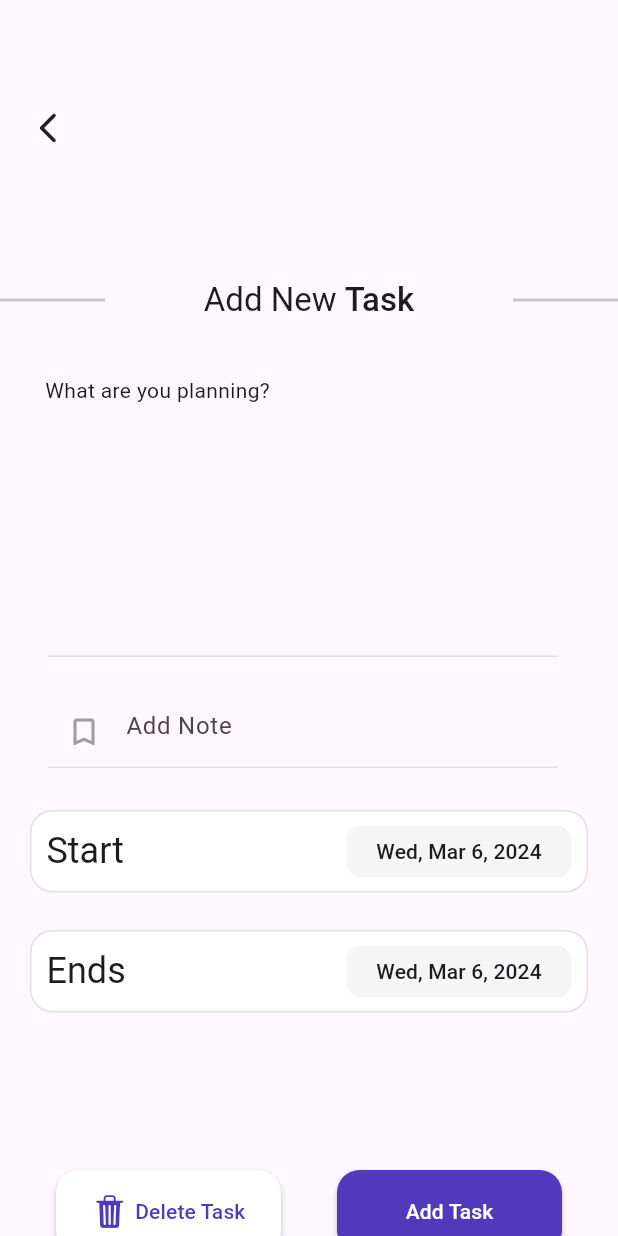
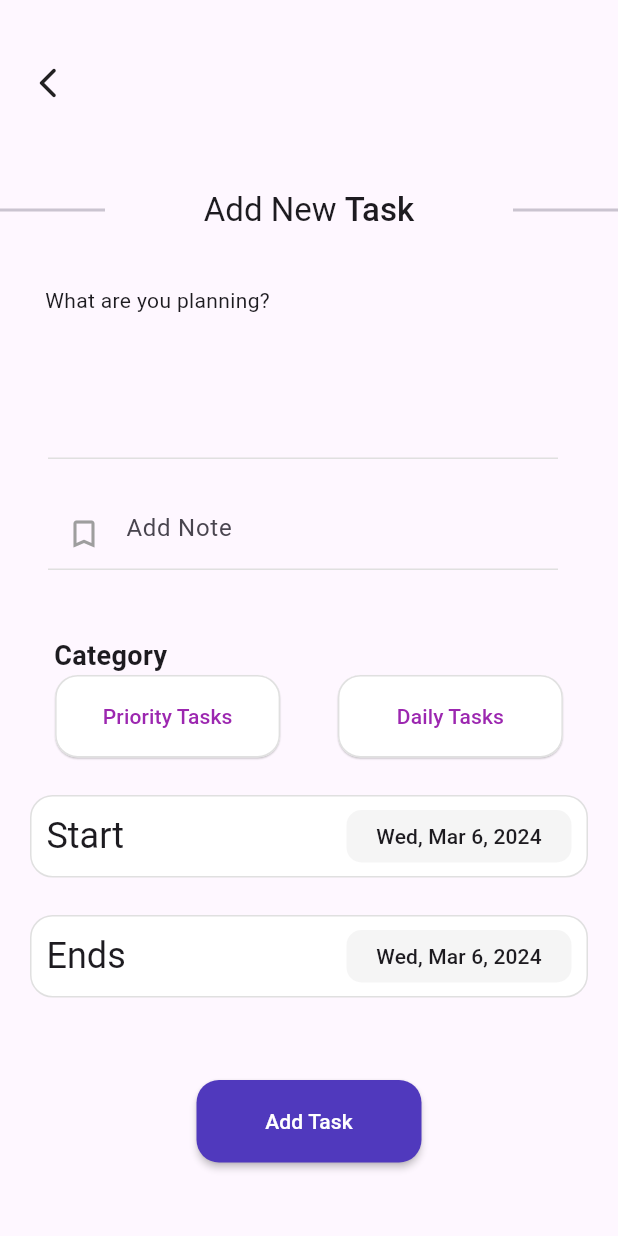
Before and after one commit to Gyan-Bano/BISMILAH-MOBDEV-RISTEK, a Flutter app: the screen it shows after launch, after a tap on the "add" icon, on a phone screen of 412 x 824 dp. Run offline on Flutter 3.47's test engine with Material 3 defaults, Android fonts, the phone set to English and light mode, and no system bars; our stand-ins replace animate_do, flutter_slidable, flutter_slider_drawer, hive, hive_flutter; missing offline and left inert: flutter_cupertino_date_picker_fork; accounts and stored records are empty.

Commit message:
mostly done

```diff
--- a/lib/pages/home/home_page.dart
+++ b/lib/pages/home/home_page.dart
@@ -3,7 +3,7 @@ import 'package:flutter/cupertino.dart';
 import 'package:flutter/material.dart';
 import 'package:flutter/widgets.dart';
 import 'package:flutter_slider_drawer/flutter_slider_drawer.dart';
-import 'package:todo_app/data/database.dart';
+import 'package:todo_app/main.dart';
 import 'package:todo_app/models/hive_task.dart';
 import 'package:todo_app/pages/home/home_page_appbar.dart';
 import 'package:todo_app/pages/drawer/slider_drawer.dart';
@@ -22,66 +22,39 @@ class MyHomePage extends StatefulWidget {
 
 class _MyHomePageState extends State<MyHomePage> {
   GlobalKey<SliderDrawerState> drawerKey = GlobalKey<SliderDrawerState>();
-  final List<int> testing = [222];
 
-  // reference the hive box
-  // final _myBox = Hive.box('mybox');
-  // ToDoDatabase db = ToDoDatabase();
+  // check value of circle indicator
+  dynamic valueOfIndicator(List<hiveTask> task) {
+    if (task.isNotEmpty) {
+      return task.length;
+    } else {
+      return 3;
+    }
+  }
 
-  // @override
-  // void initState() {
-  //   // TODO: implement initState
-  //   if (_myBox.get("TODOLIST") == null) {
-  //     db.toDoList = [];
-  //   } else {
-  //     db.loadData();
-  //   }
-  //   super.initState();
-  // }
-
-  // // text controller
-  // final _controller = TextEditingController();
-
-  // void checkBoxChanged(bool? value, int index) {
-  //   setState(() {
-  //     db.toDoList[index][1] = !db.toDoList[index][1];
-  //   });
-  //   db.updateDataBase();
-  // }
-
-  // void saveNewTask() {
-  //   setState(() {
-  //     db.toDoList.add([_controller.text, false]);
-  //     _controller.clear();
-  //   });
-  //   Navigator.of(context).pop();
-  //   db.updateDataBase();
-  // }
-
-  // void createNewTask() {
-  //   showDialog(
-  //     context: context,
-  //     builder: (context) {
-  //       return DialogBox(
-  //         controller: _controller,
-  //         onSave: saveNewTask,
-  //         onCancel: () => Navigator.of(context).pop(),
-  //       );
-  //     },
-  //   );
-  //   db.updateDataBase();
-  // }
-
-  // void deleteTask(int index) {
-  //   setState(() {
-  //     db.toDoList.removeAt(index);
-  //   });
-  //   db.updateDataBase();
-  // }
+  // check done tasks
+  int checkDoneTask(List<hiveTask> tasks) {
+    int i = 0;
+    for (hiveTask doneTask in tasks) {
+      if (doneTask.isCompleted) {
+        i++;
+      }
+    }
+    return i;
+  }
 
   @override
   Widget build(BuildContext context) {
     TextTheme textTheme = Theme.of(context).textTheme;
+
+    final base = BaseWidget.of(context);
+
+    return ValueListenableBuilder(
+      valueListenable: base.dataStore.listenToTask(),
+      builder: (ctx, Box<hiveTask> box, Widget? child) {
+        var tasks = box.values.toList();
+
+        tasks.sort((a, b) => a.endAtDate.compareTo(b.endAtDate));
         return Scaffold(
           backgroundColor: Colors.white,
           // floating action button
@@ -90,7 +63,11 @@ class _MyHomePageState extends State<MyHomePage> {
               Navigator.push(
                 context,
                 CupertinoPageRoute(
-              builder: (_) => const TaskView(titleTaskController: null, descriptionTaskController: null, task: null,),
+                  builder: (_) => const TaskView(
+                    titleTaskController: null,
+                    descriptionTaskController: null,
+                    task: null,
+                  ),
                 ),
               );
             },
@@ -121,9 +98,11 @@ class _MyHomePageState extends State<MyHomePage> {
 
             // drawer
             slider: CustomDrawer(),
+
             appBar: HomeAppBar(
               drawerKey: drawerKey,
             ),
+
             child: SizedBox(
               width: double.infinity,
               height: double.infinity,
@@ -141,12 +120,14 @@ class _MyHomePageState extends State<MyHomePage> {
                           width: 30,
                           height: 30,
                           child: CircularProgressIndicator(
-                          value: 1 / 3,
+                            value:
+                                checkDoneTask(tasks) / valueOfIndicator(tasks),
                             backgroundColor: Colors.grey,
                             valueColor: AlwaysStoppedAnimation(
                               Theme.of(context).primaryColor,
                             ),
-                        )),
+                          ),
+                        ),
                         // space
                         SizedBox(width: 25),
 
@@ -162,7 +143,7 @@ class _MyHomePageState extends State<MyHomePage> {
                             ),
                             SizedBox(height: 3),
                             Text(
-                          "1 of 3 task",
+                              "${checkDoneTask(tasks)} of ${tasks.length} task",
                               style: textTheme.titleMedium,
                             )
                           ],
@@ -182,16 +163,21 @@ class _MyHomePageState extends State<MyHomePage> {
 
                   // tasks
                   Expanded(
-                child: testing.isNotEmpty
+                    child: tasks.isNotEmpty
                         ? ListView.builder(
-                        itemCount: testing.length,
+                            itemCount: tasks.length,
                             scrollDirection: Axis.vertical,
                             itemBuilder: (context, index) {
+                              // get single task for showing in list
+                              var task = tasks[index];
                               return Dismissible(
                                   direction: DismissDirection.horizontal,
-                              onDismissed: (direction) {
+                                  key: Key(task.id.toString()),
+                                  onDismissed: (_) {
+                                     base.dataStore.deleteTask(task: task).then((_) {
                                       setState(() {
-                                  testing.removeAt(index);
+                                        tasks.removeAt(index);
+                                      });
                                     });
                                   },
                                   background: const Row(
@@ -210,17 +196,9 @@ class _MyHomePageState extends State<MyHomePage> {
                                       )
                                     ],
                                   ),
-                              key: Key(
-                                index.toString(),
-                              ),
+
                                   child: TaskWidget(
-                                task: hiveTask(
-                                  id: "1",
-                                  title: "Home Task",
-                                  subTitle: "Cleaning the room",
-                                  startAtDate: DateTime.now(),
-                                  endAtDate: DateTime.now(),
-                                  isCompleted: false),
+                                    task: task,
                                   ));
                             })
                         : Column(
@@ -238,5 +216,7 @@ class _MyHomePageState extends State<MyHomePage> {
             ),
           ),
         );
+      },
+    );
   }
 }
--- a/lib/pages/home/home_page_appbar.dart
+++ b/lib/pages/home/home_page_appbar.dart
@@ -1,6 +1,7 @@
 import 'package:flutter/cupertino.dart';
 import 'package:flutter/material.dart';
 import 'package:flutter_slider_drawer/flutter_slider_drawer.dart';
+import 'package:todo_app/main.dart';
 
 class HomeAppBar extends StatefulWidget {
   const HomeAppBar({super.key, required this.drawerKey});
@@ -18,8 +19,8 @@ class _HomeAppBarState extends State<HomeAppBar>
 
   @override
   void initState() {
-    animatecontroller =
-        AnimationController(vsync: this, duration: const Duration(milliseconds: 300));
+    animatecontroller = AnimationController(
+        vsync: this, duration: const Duration(milliseconds: 300));
     super.initState();
   }
 
@@ -45,6 +46,7 @@ class _HomeAppBarState extends State<HomeAppBar>
 
   @override
   Widget build(BuildContext context) {
+    var base = BaseWidget.of(context).dataStore.box;
     return SizedBox(
       width: double.infinity,
       height: 130,
@@ -71,7 +73,9 @@ class _HomeAppBarState extends State<HomeAppBar>
               padding: const EdgeInsets.only(left: 20),
               child: IconButton(
                   onPressed: () {
-                    // we need move all
+                    // delete all
+                    // base.isEmpty ? null :
+                    BaseWidget.of(context).dataStore.box.clear();
                   },
                   icon: const Icon(
                     CupertinoIcons.trash_fill,
--- a/lib/pages/tasks_detail/rep_textfield.dart
+++ b/lib/pages/tasks_detail/rep_textfield.dart
@@ -23,7 +23,7 @@ class RepTextField extends StatelessWidget {
       child: ListTile(
         title: TextFormField(
           controller: controller,
-          maxLines: !isForDescription ? 6 : null,
+          maxLines: !isForDescription ? 3 : null,
           cursorHeight: !isForDescription ? 60 : null,
           style: TextStyle(
             color: Colors.black,
--- a/lib/pages/tasks_detail/task_view.dart
+++ b/lib/pages/tasks_detail/task_view.dart
@@ -30,6 +30,7 @@ class _TaskViewState extends State<TaskView> {
   var subTitle;
   DateTime? startDate;
   DateTime? endDate;
+  String? selectedCategory;
 
   // show selected date as string format
   String showStartDate(DateTime? date) {
@@ -92,22 +93,23 @@ class _TaskViewState extends State<TaskView> {
 
   // function for creating and updating task
   dynamic isAlreadyExsistUpdateOtherwiseCreate() {
-    // update current task
-    if (widget.titleTaskController?.text != null &&
-        widget.descriptionTaskController?.text != null) {
     try {
-        widget.titleTaskController?.text = title;
-        widget.descriptionTaskController?.text = subTitle;
+        if (widget.task != null) {
+          String? updatedTitle = title;
+          String? updatedSubTitle = subTitle;
 
-        widget.task?.save();
+          if (updatedTitle != null && updatedTitle != widget.task!.title) {
+            widget.task!.title = updatedTitle;
+          }
 
-        // pop page
-      } catch (e) {
-        // if user want to update but entered nothing
-        // todo
+          if (updatedSubTitle != null && updatedSubTitle != widget.task!.subTitle) {
+            widget.task!.subTitle = updatedSubTitle;
           }
+
+          widget.task!.save();
+
+          Navigator.pop(context);
         } else {
-      // create new task
           if (title != null && subTitle != null) {
             var task = hiveTask.create(
               title: title,
@@ -116,16 +118,27 @@ class _TaskViewState extends State<TaskView> {
               endAtDate: endDate,
             );
 
-        // adding new task to hive db using inherrited widget
             BaseWidget.of(context).dataStore.addTask(task: task);
 
-        // pop page
+            Navigator.pop(context);
           } else {
-        print("gaboleh kosong");
-        //warnig
-        // todo
+            print("Cannot be empty");
+            // Warning
+            // TODO: Handle empty fields case
           }
         }
+    } catch (e) {
+        // Handle any exceptions that occur during the update process
+        print('An error occurred while updating the task: $e');
+        // Optionally, show an error message to the user
+    }
+  }
+
+
+
+  // delete task
+  dynamic deleteTask() {
+    return widget.task?.delete();
   }
 
   @override
@@ -164,11 +177,19 @@ class _TaskViewState extends State<TaskView> {
     return Padding(
       padding: const EdgeInsets.only(bottom: 20),
       child: Row(
-        mainAxisAlignment: MainAxisAlignment.spaceEvenly,
+        mainAxisAlignment: isTaskAlreadyExsist()
+            ? MainAxisAlignment.center
+            : MainAxisAlignment.spaceEvenly,
         children: [
+          isTaskAlreadyExsist()
+              ? Container()
+              :
               // delete current task button
               MaterialButton(
-            onPressed: () {},
+                  onPressed: () {
+                    deleteTask();
+                    Navigator.pop(context);
+                  },
                   minWidth: 150,
                   color: Colors.white,
                   shape: RoundedRectangleBorder(
@@ -205,9 +226,9 @@ class _TaskViewState extends State<TaskView> {
               borderRadius: BorderRadius.circular(15),
             ),
             height: 55,
-            child: const Text(
-              "Add Task",
-              style: TextStyle(
+            child: Text(
+              isTaskAlreadyExsist() ? "Add Task" : "Update Task",
+              style: const TextStyle(
                 color: Colors.white,
               ),
             ),
@@ -258,7 +279,82 @@ class _TaskViewState extends State<TaskView> {
               subTitle = inputSubTitle;
             },
           ),
-
+          Container(
+            margin: const EdgeInsets.fromLTRB(20, 20, 20, 5),
+            child: Column(
+              crossAxisAlignment: CrossAxisAlignment.start,
+              children: [
+                Padding(
+                  padding: const EdgeInsets.only(left: 16.0, top: 16.0),
+                  child: Text(
+                    'Category',
+                    style: TextStyle(
+                      fontSize: 18,
+                      fontWeight: FontWeight.bold,
+                    ),
+                  ),
+                ),
+                Row(
+                  mainAxisAlignment: MainAxisAlignment.spaceEvenly,
+                  children: [
+                    MaterialButton(
+                      onPressed: () {
+                        setState(() {
+                          // Set the selected category to 'priority'
+                          selectedCategory = 'priority';
+                        });
+                      },
+                      minWidth: 150,
+                      child: Text(
+                        'Priority Tasks',
+                        style: TextStyle(
+                          color: selectedCategory == 'priority'
+                              ? Colors.white
+                              : Colors.purple,
+                        ),
+                      ),
+                      color: selectedCategory == 'priority'
+                          ? Colors.purple
+                          : Colors.white,
+                      shape: RoundedRectangleBorder(
+                        side: BorderSide(color: Colors.grey.shade300),
+                        borderRadius: BorderRadius.circular(15),
+                      ),
+                      height: 55,
+                      elevation: .5,
+                    ),
+                    SizedBox(width: 5), // Fixed distance between buttons
+                    MaterialButton(
+                      onPressed: () {
+                        setState(() {
+                          // Set the selected category to 'daily'
+                          selectedCategory = 'daily';
+                        });
+                      },
+                      minWidth: 150,
+                      child: Text(
+                        'Daily Tasks',
+                        style: TextStyle(
+                          color: selectedCategory == 'daily'
+                              ? Colors.white
+                              : Colors.purple,
+                        ),
+                      ),
+                      color: selectedCategory == 'daily'
+                          ? Colors.purple
+                          : Colors.white,
+                      shape: RoundedRectangleBorder(
+                        side: BorderSide(color: Colors.grey.shade300),
+                        borderRadius: BorderRadius.circular(15),
+                      ),
+                      height: 55,
+                      elevation: .5,
+                    ),
+                  ],
+                ),
+              ],
+            ),
+          ),
           // date selector
           DateTimeSelectionWidget(
             onTap: () {
@@ -270,8 +366,10 @@ class _TaskViewState extends State<TaskView> {
                   setState(() {
                     if (widget.task?.startAtDate == null) {
                       startDate = dateTime;
+                      endDate = startDate;
                     } else {
                       widget.task!.startAtDate = dateTime;
+                      widget.task!.endAtDate = dateTime;
                     }
                   });
                 },
@@ -286,7 +384,7 @@ class _TaskViewState extends State<TaskView> {
             onTap: () {
               DatePicker.showDatePicker(
                 context,
-                minDateTime: DateTime.now(),
+                minDateTime: startDate ?? DateTime.now(),
                 initialDateTime: showEndDateAsDateTime(endDate),
                 onConfirm: (dateTime, _) {
                   setState(() {
--- a/lib/pages/tasks_detail/task_view_appbar.dart
+++ b/lib/pages/tasks_detail/task_view_appbar.dart
@@ -7,7 +7,7 @@ class TaskViewAppBar extends StatelessWidget implements PreferredSizeWidget {
   Widget build(BuildContext context) {
     return SizedBox(
       width: double.infinity,
-      height: 150,
+      height: 90,
       child: Padding(
         padding: const EdgeInsets.only(left: 20),
         child: Row(
```
Also changed, not shown: lib/data/database.dart (deleted, +0 -16 lines), lib/pages/home/task_widget.dart (+17 -2 lines). Lines whose indentation alone changed are shown as unchanged.
